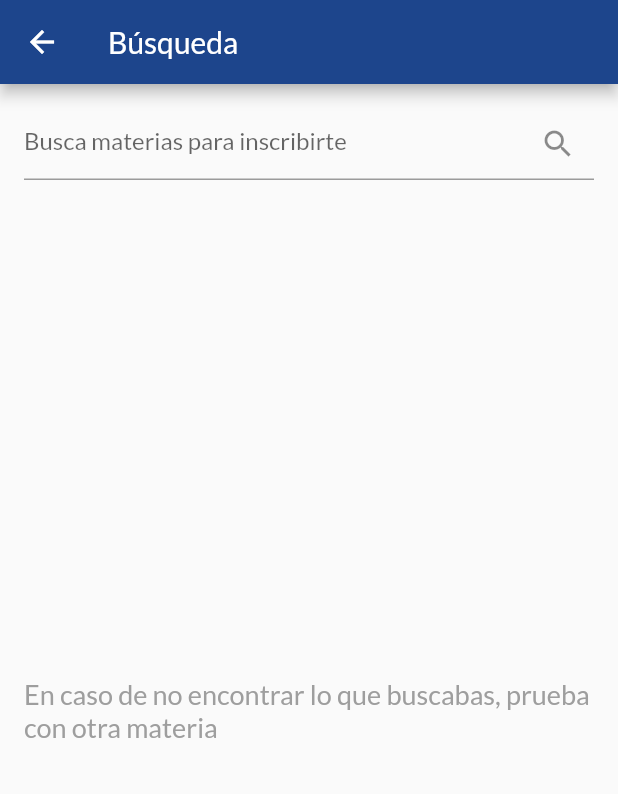
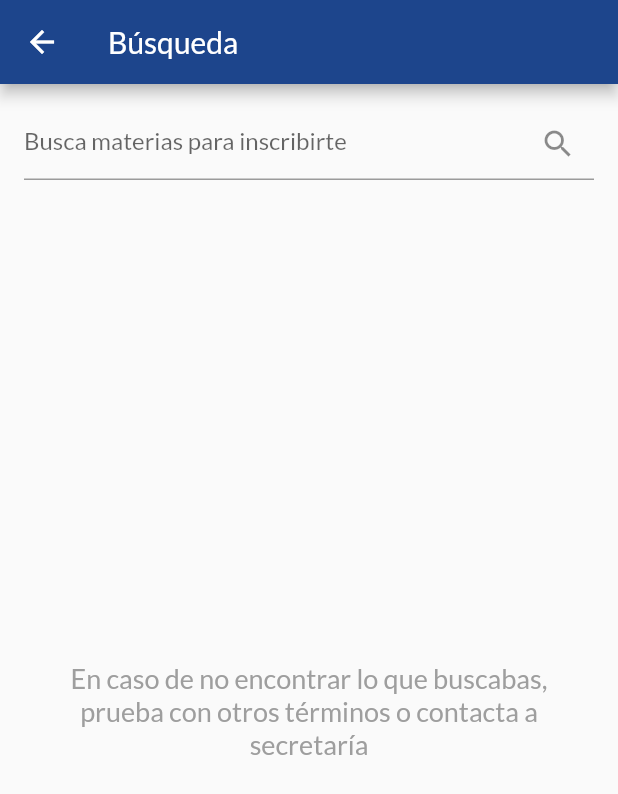
Before and after one commit to ju4ncito/turnero_taie_front, a Flutter app: the SearchPage screen opened directly, on a phone screen of 412 x 824 dp. Shown: the top 794 px of the screen. Run offline on Flutter 3.47's test engine with Material 2 defaults, Android fonts, the phone set to English and light mode, and no system bars; our stand-ins replace chopper, easy_debounce, flutter_secure_storage, google_fonts, google_nav_bar, google_sign_in and 2 more; accounts and stored records are empty; generated files the repository leaves out were written again.

Commit message:
Agregue debouncer. Arreglado el search y el control de resultados. Refs #16

```diff
--- a/lib/components/search.dart
+++ b/lib/components/search.dart
@@ -4,6 +4,7 @@ import 'package:turnero_taie_front/api/api_manager.dart';
 import 'package:turnero_taie_front/components/search_schedule_page.dart';
 import 'package:turnero_taie_front/swagger_generated_code/api_model.swagger.dart';
 import 'search_instance_detail.dart';
+import 'package:easy_debounce/easy_debounce.dart';
 
 class SearchPage extends StatefulWidget {
   const SearchPage({super.key});
@@ -67,8 +68,14 @@ class _SearchPageState extends State<SearchPage> {
                   setState(() {
                     searchResults.clear();
                   });
+                  EasyDebounce.cancel(
+                      'search-debouncer'); // Cancel any ongoing debounce operations
                 } else {
-                  performSearch(query);
+                  EasyDebounce.debounce(
+                    'search-debouncer',
+                    const Duration(milliseconds: 200),
+                    () => performSearch(query),
+                  );
                 }
               },
               decoration: const InputDecoration(
@@ -86,22 +93,28 @@ class _SearchPageState extends State<SearchPage> {
                         ? ListView(
                             children: [
                               // Tutorship instances list
-                              const Text(
+
+                              if (searchResults[0]!
+                                  .tutorshipInstances
+                                  .isNotEmpty)
+                                Column(
+                                  crossAxisAlignment: CrossAxisAlignment.start,
+                                  children: const [
+                                    Text(
                                       'Tutorias programadas',
                                       style: TextStyle(fontSize: 18),
                                     ),
-                              const Padding(
-                                padding: EdgeInsets.all(2.0),
+                                    Padding(
+                                      padding: EdgeInsets.all(3.0),
                                       child: Text(
                                         'Tutorias a las que puedes sumarte',
                                         style: TextStyle(
                                             fontSize: 12, color: Colors.grey),
                                       ),
                                     ),
-                              const SizedBox(height: 6),
-                              if (searchResults[0]!
-                                  .tutorshipInstances
-                                  .isNotEmpty)
+                                    SizedBox(height: 6),
+                                  ],
+                                ),
                               ...List.generate(
                                 searchResults[0]!.tutorshipInstances.length,
                                 (index) {
@@ -146,27 +159,30 @@ class _SearchPageState extends State<SearchPage> {
                                   );
                                 },
                               ),
-                              if (searchResults[0]!.tutorshipInstances.isEmpty)
-                                const Text(
-                                  'No hay tutorias a las cuales puedes sumarte',
-                                ),
+                              // if (searchResults[0]!.tutorshipInstances.isEmpty)
 
-                              const SizedBox(height: 20),
-                              // Schedules list
                               if (searchResults[0]!.schedules.isNotEmpty)
-                                const Text(
+                                Column(
+                                  crossAxisAlignment: CrossAxisAlignment.start,
+                                  children: const [
+                                    SizedBox(height: 20),
+                                    Text(
                                       'Horarios disponibles',
                                       style: TextStyle(fontSize: 18),
                                     ),
-                              const Padding(
-                                padding: EdgeInsets.all(2.0),
+                                    Padding(
+                                      padding: EdgeInsets.all(3.0),
                                       child: Text(
-                                  'Reserva una tutoria con un tutor',
+                                        'Selecciona un horario y reserva una tutoría',
                                         style: TextStyle(
                                             fontSize: 12, color: Colors.grey),
                                       ),
                                     ),
-                              const SizedBox(height: 6),
+                                    SizedBox(height: 6),
+                                  ],
+                                ),
+                              // Schedules list
+
                               ...List.generate(
                                 searchResults[0]!.schedules.length,
                                 (index) {
@@ -196,16 +212,33 @@ class _SearchPageState extends State<SearchPage> {
                                   );
                                 },
                               ),
-                              if (searchResults[0]!.schedules.isEmpty)
-                                const Text('No se encontraron horarios'),
+                              if (searchResults[0]!.schedules.isEmpty &&
+                                  searchResults[0]!.tutorshipInstances.isEmpty)
+                                const Center(
+                                  child: Padding(
+                                    padding: EdgeInsets.all(8.0),
+                                    child: Text(
+                                      'En caso de no encontrar lo que buscabas, prueba con otros términos o contacta a secretaría',
+                                      style: TextStyle(
+                                        color: Colors.grey,
+                                        fontSize: 18,
+                                      ),
+                                      textAlign: TextAlign.center,
+                                    ),
+                                  ),
+                                )
                             ],
                           )
                         : const Center(
+                            child: Padding(
+                              padding: EdgeInsets.all(8.0),
                               child: Text(
-                              'En caso de no encontrar lo que buscabas, prueba con otra materia',
+                                'En caso de no encontrar lo que buscabas, prueba con otros términos o contacta a secretaría',
                                 style: TextStyle(
                                   color: Colors.grey,
                                   fontSize: 18,
+                                ),
+                                textAlign: TextAlign.center,
                               ),
                             ),
                           )),
--- a/pubspec.yaml
+++ b/pubspec.yaml
@@ -48,6 +48,7 @@ dependencies:
   google_nav_bar: ^5.0.6
   table_calendar: ^3.0.9
   intl: ^0.18.1
+  easy_debounce: ^2.0.3
 dev_dependencies:
   flutter_test:
     sdk: flutter
```
Also changed, not shown: pubspec.lock. Lines whose indentation alone changed are shown as unchanged.
